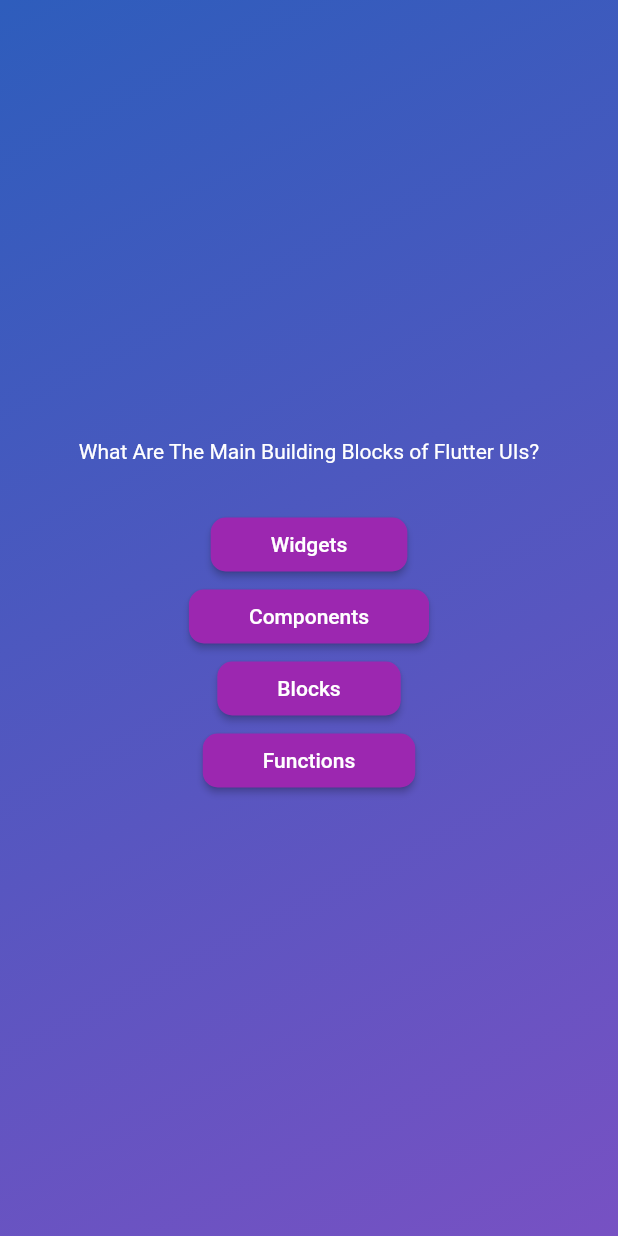
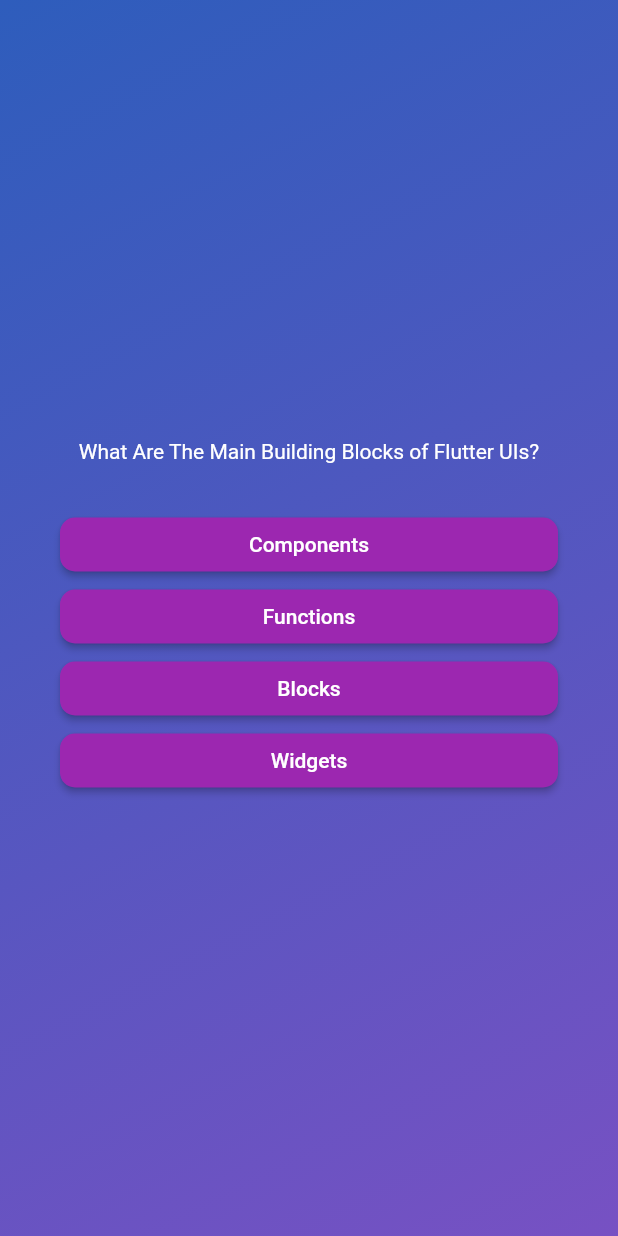
Before and after one commit to yobra254/quiz, a Flutter app: the screen it shows after launch, after a tap on "Start Quiz", on a phone screen of 412 x 824 dp. Run offline on Flutter 3.47's test engine with Material 2 defaults, Android fonts, the phone set to English and light mode, and no system bars.

```diff
--- a/lib/models/quiz_questions.dart
+++ b/lib/models/quiz_questions.dart
@@ -3,4 +3,11 @@ class QuizQuestion {
 
   final String text;
   final List<String> answers;
+
+  List<String> getShuffledAnswers() {
+    //copies a list
+    final shuffledList = List.of(answers);
+    shuffledList.shuffle();
+    return shuffledList;
+  }
 }
--- a/lib/questions_screen.dart
+++ b/lib/questions_screen.dart
@@ -16,22 +16,27 @@ class _QuestionsScreenState extends State<QuestionsScreen> {
   Widget build(BuildContext context) {
     return SizedBox(
       width: double.infinity,
+      child: Container(
+        margin: const EdgeInsets.all(40),
         child: Column(
           mainAxisAlignment: MainAxisAlignment.center,
+          crossAxisAlignment: CrossAxisAlignment.stretch,
           children: [
             Text(
               currentQuestion.text,
               style: const TextStyle(color: Colors.white),
+              textAlign: TextAlign.center,
             ),
             const SizedBox(
               height: 30,
             ),
             //Considering children only allows a list of widgets we put 3 dots to pull the values in a list/iterable and pull them from the list and iterable and place them as individual Comma separeted values
-          ...currentQuestion.answers.map((answer) {
+            ...currentQuestion.getShuffledAnswers().map((answer) {
               return AnswerButton(answerText: answer, onTap: () {});
             })
           ],
         ),
+      ),
     );
   }
 }
```
Lines whose indentation alone changed are shown as unchanged.
